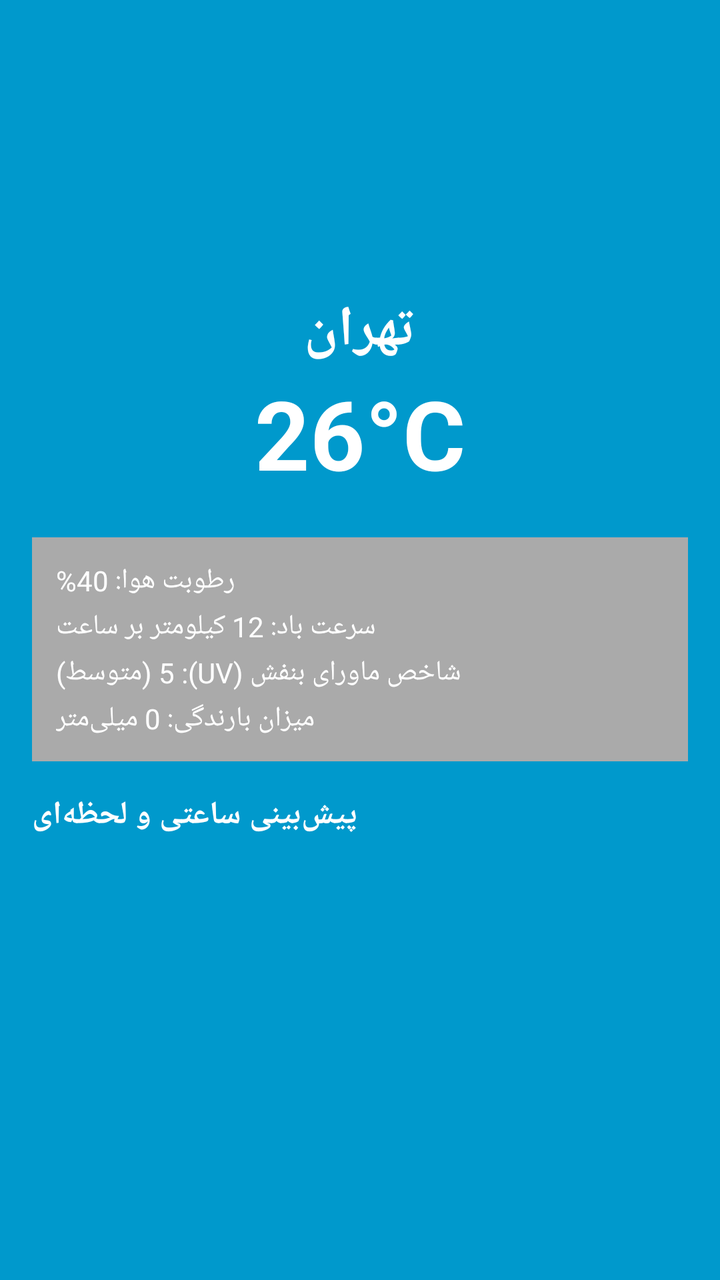
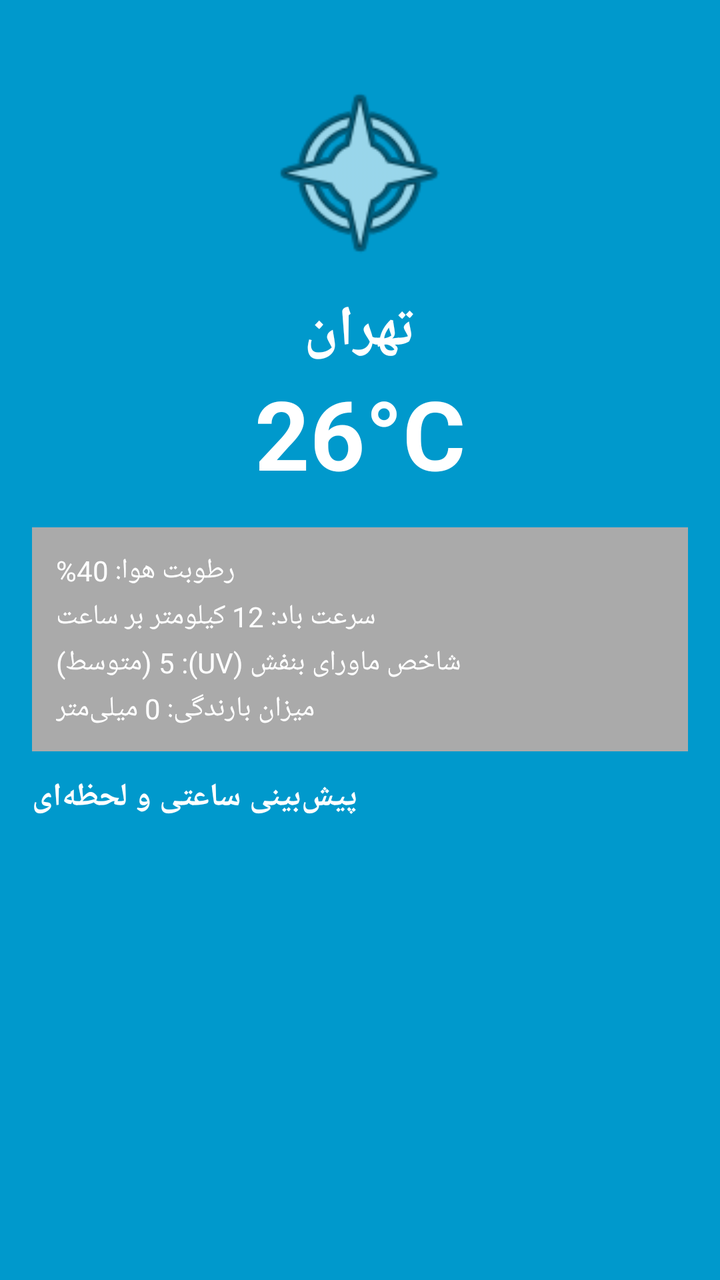

The first picture is an Android layout as it rendered before a commit; the second is the same layout after the commit. The layout source and the unified diff follow.
<!-- AndroidManifest.xml: application theme Theme.AppCompat.Light.NoActionBar -->
<!-- res/layout/activity_main.xml -->
<?xml version="1.0" encoding="utf-8"?>
<RelativeLayout xmlns:android="http://schemas.android.com/apk/res/android"
    android:id="@+id/rootLayout"
    android:layout_width="match_parent"
    android:layout_height="match_parent"
    android:background="@android:color/holo_blue_dark"
    android:padding="16dp">

    
    <ImageView
        android:id="@+id/ivWeatherIcon"
        android:layout_width="100dp"
        android:layout_height="100dp"
        android:layout_centerHorizontal="true"
        android:layout_marginTop="20dp"
        android:src="@android:ic_menu_compass" />

    <TextView
        android:id="@+id/tvCityName"
        android:layout_width="wrap_content"
        android:layout_height="wrap_content"
        android:layout_below="@id/ivWeatherIcon"
        android:layout_centerHorizontal="true"
        android:layout_marginTop="10dp"
        android:text="تهران"
        android:textColor="@android:color/white"
        android:textSize="28sp"
        android:textStyle="bold" />

    <TextView
        android:id="@+id/tvTemp"
        android:layout_width="wrap_content"
        android:layout_height="wrap_content"
        android:layout_below="@id/tvCityName"
        android:layout_centerHorizontal="true"
        android:text="26°C"
        android:textColor="@android:color/white"
        android:textSize="48sp"
        android:textStyle="bold" />

    
    <LinearLayout
        android:id="@+id/layoutDetails"
        android:layout_width="match_parent"
        android:layout_height="wrap_content"
        android:layout_below="@id/tvTemp"
        android:layout_marginTop="20dp"
        android:orientation="vertical"
        android:background="@android:color/darker_gray"
        android:padding="12dp">

        <TextView
            android:id="@+id/tvHumidity"
            android:layout_width="wrap_content"
            android:layout_height="wrap_content"
            android:text="رطوبت هوا: 40%"
            android:textColor="@android:color/white"
            android:textSize="14sp" />

        <TextView
            android:id="@+id/tvWindSpeed"
            android:layout_width="wrap_content"
            android:layout_height="wrap_content"
            android:layout_marginTop="4dp"
            android:text="سرعت باد: 12 کیلومتر بر ساعت"
            android:textColor="@android:color/white"
            android:textSize="14sp" />

        <TextView
            android:id="@+id/tvUVIndex"
            android:layout_width="wrap_content"
            android:layout_height="wrap_content"
            android:layout_marginTop="4dp"
            android:text="شاخص ماورای بنفش (UV): 5 (متوسط)"
            android:textColor="@android:color/white"
            android:textSize="14sp" />

        <TextView
            android:id="@+id/tvRainfall"
            android:layout_width="wrap_content"
            android:layout_height="wrap_content"
            android:layout_marginTop="4dp"
            android:text="میزان بارندگی: 0 میلی‌متر"
            android:textColor="@android:color/white"
            android:textSize="14sp" />
    </LinearLayout>

    
    <TextView
        android:id="@+id/tvHourlyTitle"
        android:layout_width="wrap_content"
        android:layout_height="wrap_content"
        android:layout_below="@id/layoutDetails"
        android:layout_marginTop="16dp"
        android:text="پیش‌بینی ساعتی و لحظه‌ای"
        android:textColor="@android:color/white"
        android:textSize="16sp"
        android:textStyle="bold" />

    <androidx.recyclerview.widget.RecyclerView
        android:id="@+id/recyclerViewHourly"
        android:layout_width="match_parent"
        android:layout_height="match_parent"
        android:layout_below="@id/tvHourlyTitle"
        android:layout_marginTop="8dp" />

</RelativeLayout>
<!-- resources referenced by this layout -->
<resources>

</resources>

<!-- the commit's change to res/layout/activity_main.xml (unified diff, before → after) -->
@@ -13,7 +13,7 @@
         android:layout_height="100dp"
         android:layout_centerHorizontal="true"
         android:layout_marginTop="20dp"
-        android:src="@android:ic_menu_compass" />
+        android:src="@android:drawable/ic_menu_compass" />
 
     <TextView
         android:id="@+id/tvCityName"
@@ -44,7 +44,7 @@
         android:layout_width="match_parent"
         android:layout_height="wrap_content"
         android:layout_below="@id/tvTemp"
-        android:layout_marginTop="20dp"
+        android:layout_marginTop="15dp"
         android:orientation="vertical"
         android:background="@android:color/darker_gray"
         android:padding="12dp">
@@ -91,7 +91,7 @@
         android:layout_width="wrap_content"
         android:layout_height="wrap_content"
         android:layout_below="@id/layoutDetails"
-        android:layout_marginTop="16dp"
+        android:layout_marginTop="12dp"
         android:text="پیش‌بینی ساعتی و لحظه‌ای"
         android:textColor="@android:color/white"
         android:textSize="16sp"
